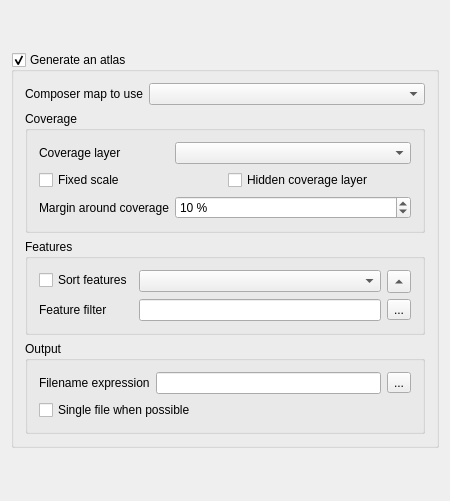
Above: src/ui/qgsatlascompositionwidgetbase.ui from qgis/QGIS before the change. Below: the same form after it.
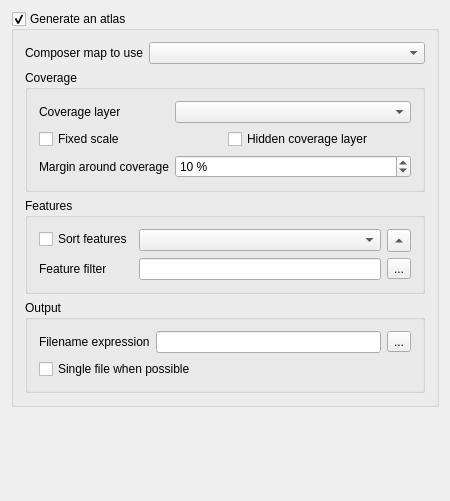
That is the form after the change. Custom widgets are drawn as their Qt base class.

```diff
--- a/src/ui/qgsatlascompositionwidgetbase.ui
+++ b/src/ui/qgsatlascompositionwidgetbase.ui
@@ -232,6 +232,19 @@
      </layout>
     </widget>
    </item>
+   <item>
+    <spacer name="verticalSpacer">
+     <property name="orientation">
+      <enum>Qt::Vertical</enum>
+     </property>
+     <property name="sizeHint" stdset="0">
+      <size>
+       <width>20</width>
+       <height>40</height>
+      </size>
+     </property>
+    </spacer>
+   </item>
   </layout>
  </widget>
  <layoutdefault spacing="6" margin="11"/>
```
Left out of the diff: 10 changed lines with no effect on the pictures.
